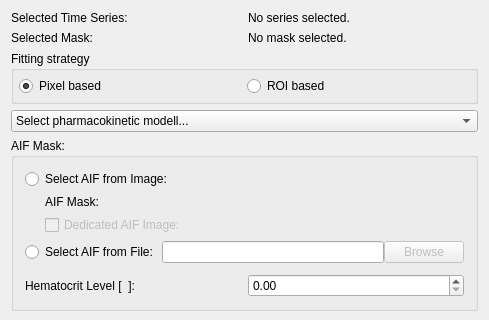
Qt form Plugins/org.mitk.gui.qt.pharmacokinetics.mri/src/internal/MRPerfusionViewControls.ui (MITK/MITK) before a commit; both pictures show x 0 to 489 and y 0 to 320 of the 489 by 1124 pixel window.
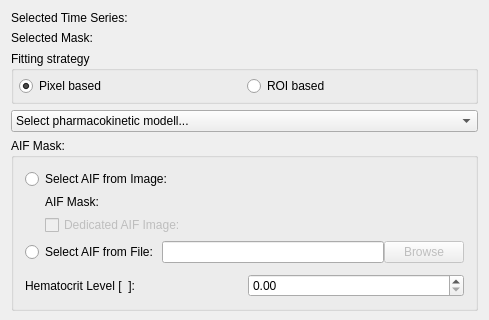
The same form after that commit. The open tabs and pages were chosen to show the change. Custom widgets are drawn as their Qt base class.

Commit message: Use mitkSingleNodeSelectionWidget instead of QmitkDataStorageComboBox.

The edit to the form file:
```diff
--- a/Plugins/org.mitk.gui.qt.pharmacokinetics.mri/src/internal/MRPerfusionViewControls.ui
+++ b/Plugins/org.mitk.gui.qt.pharmacokinetics.mri/src/internal/MRPerfusionViewControls.ui
@@ -23,38 +23,33 @@
    <item>
     <layout class="QVBoxLayout" name="verticalLayout_2">
      <item>
-      <layout class="QHBoxLayout" name="horizontalLayout">
-       <item>
-        <widget class="QLabel" name="label_2">
+      <layout class="QGridLayout" name="gridLayout_6">
+       <item row="0" column="0">
+        <widget class="QLabel" name="timeSeriesLabel">
          <property name="text">
           <string>Selected Time Series:</string>
          </property>
         </widget>
        </item>
-       <item>
-        <widget class="QLabel" name="timeserieslabel">
-         <property name="text">
-          <string>No series selected.</string>
+       <item row="1" column="1">
+        <widget class="QmitkSingleNodeSelectionWidget" name="maskNodeSelector" native="true">
+         <property name="maximumSize">
+          <size>
+           <width>16777213</width>
+           <height>16777214</height>
+          </size>
          </property>
         </widget>
        </item>
-      </layout>
-     </item>
-     <item>
-      <layout class="QHBoxLayout" name="horizontalLayout_2">
-       <item>
-        <widget class="QLabel" name="label_3">
+       <item row="1" column="0">
+        <widget class="QLabel" name="maskLabel">
          <property name="text">
           <string>Selected Mask:</string>
          </property>
         </widget>
        </item>
-       <item>
-        <widget class="QLabel" name="masklabel">
-         <property name="text">
-          <string>No mask selected.</string>
-         </property>
-        </widget>
+       <item row="0" column="1">
+        <widget class="QmitkSingleNodeSelectionWidget" name="timeSeriesNodeSelector" native="true"/>
        </item>
       </layout>
      </item>
@@ -691,6 +686,12 @@
    <extends>QWidget</extends>
    <header location="global">QmitkDataStorageComboBox.h</header>
   </customwidget>
+  <customwidget>
+   <class>QmitkSingleNodeSelectionWidget</class>
+   <extends>QWidget</extends>
+   <header>qmitksinglenodeselectionwidget.h</header>
+   <container>1</container>
+  </customwidget>
  </customwidgets>
  <resources/>
  <connections/>
```
Left out of the diff: 8 changed lines with no effect on the pictures.
